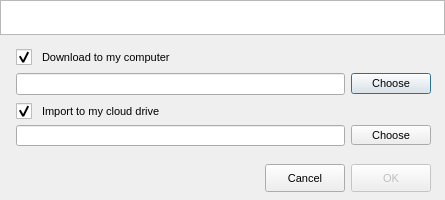
Qt form src/MEGASync/gui/macx/ImportMegaLinksDialog.ui (meganz/MEGAsync) before a commit.
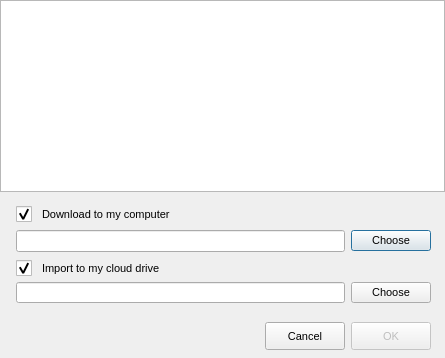
The same form after that commit.

Commit message: Fix ImportMegaLinksDialog size issues

Diff of the .ui file:
```diff
--- a/src/MEGASync/gui/macx/ImportMegaLinksDialog.ui
+++ b/src/MEGASync/gui/macx/ImportMegaLinksDialog.ui
@@ -2,30 +2,16 @@
 <ui version="4.0">
  <class>ImportMegaLinksDialog</class>
  <widget class="QDialog" name="ImportMegaLinksDialog">
-  <property name="geometry">
-   <rect>
-    <x>0</x>
-    <y>0</y>
-    <width>445</width>
-    <height>200</height>
-   </rect>
-  </property>
-  <property name="sizePolicy">
-   <sizepolicy hsizetype="Preferred" vsizetype="Preferred">
-    <horstretch>0</horstretch>
-    <verstretch>0</verstretch>
-   </sizepolicy>
-  </property>
   <property name="minimumSize">
    <size>
     <width>445</width>
-    <height>200</height>
+    <height>0</height>
    </size>
   </property>
   <property name="maximumSize">
    <size>
     <width>445</width>
-    <height>430</height>
+    <height>16777215</height>
    </size>
   </property>
   <property name="windowTitle">
@@ -75,36 +61,12 @@
    </property>
    <item>
     <widget class="QListWidget" name="linkList">
-     <property name="sizePolicy">
-      <sizepolicy hsizetype="Preferred" vsizetype="Preferred">
-       <horstretch>0</horstretch>
-       <verstretch>0</verstretch>
-      </sizepolicy>
-     </property>
      <property name="minimumSize">
       <size>
        <width>0</width>
-       <height>35</height>
+       <height>36</height>
       </size>
      </property>
-     <property name="maximumSize">
-      <size>
-       <width>16777215</width>
-       <height>16777215</height>
-      </size>
-     </property>
-     <property name="sizeIncrement">
-      <size>
-       <width>0</width>
-       <height>0</height>
-      </size>
-     </property>
-     <property name="focusPolicy">
-      <enum>Qt::NoFocus</enum>
-     </property>
-     <property name="selectionMode">
-      <enum>QAbstractItemView::NoSelection</enum>
-     </property>
     </widget>
    </item>
    <item>
```
The commit also changes 3 other files.
